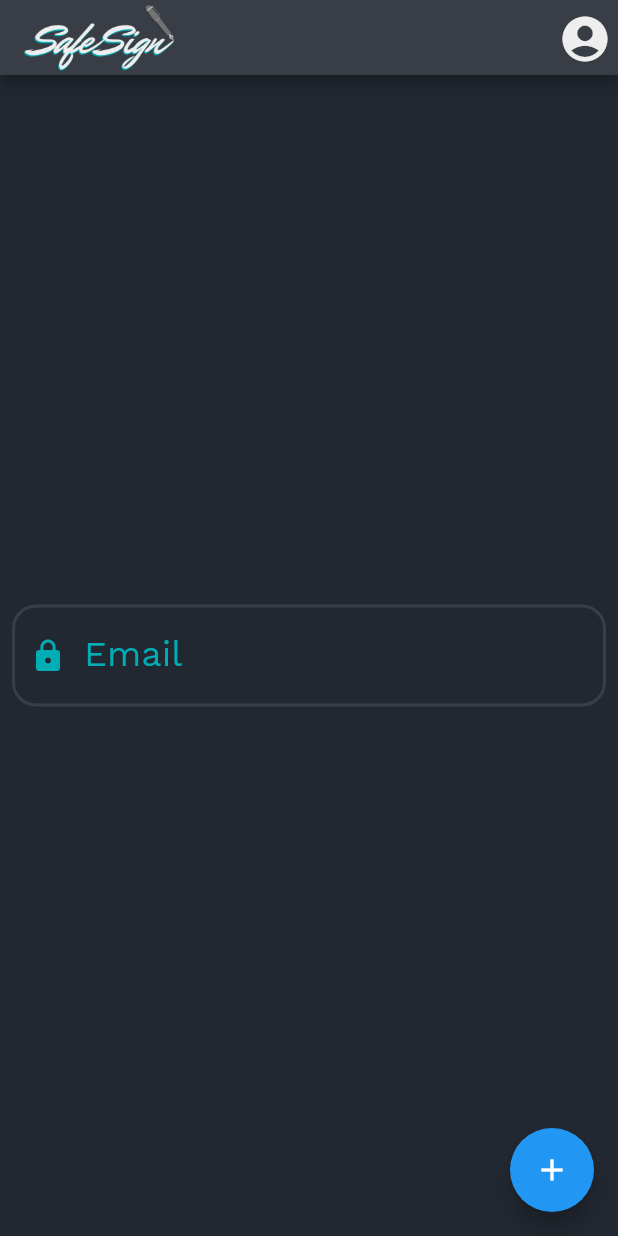
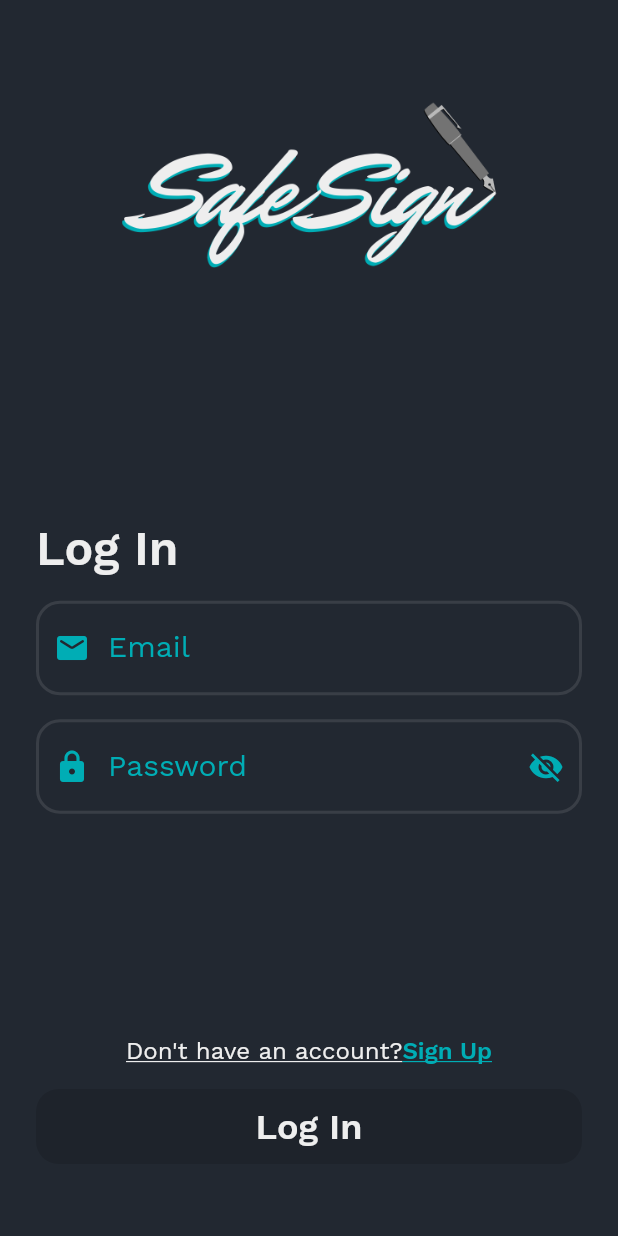
Before and after one commit to EricFrancischett/safesign, a Flutter app: the screen it shows after launch, on a phone screen of 412 x 824 dp. Run offline on Flutter 3.47's test engine with Material 2 defaults, Android fonts, the phone set to English and light mode, and no system bars; our stand-ins replace dio, firebase_core, flutter_mobx, google_fonts, hive_flutter, mobx; accounts and stored records are empty; generated files the repository leaves out were written again.

Commit message:
Login page under construction

```diff
--- /dev/null
+++ b/lib/app_widget.dart
@@ -0,0 +1,18 @@
+import 'package:flutter/material.dart';
+import 'package:safesign_app/features/login/view/login_page.dart';
+
+class AppWidget extends StatelessWidget {
+  const AppWidget({Key? key}) : super(key: key);
+
+  @override
+  Widget build(BuildContext context) {
+    return MaterialApp(
+      debugShowCheckedModeBanner: false,
+      title: 'Flutter Demo',
+      theme: ThemeData(
+        primarySwatch: Colors.blue,
+      ),
+      home: LoginPage(),
+    );
+  }
+}
--- a/lib/core/generics/resource.dart
+++ b/lib/core/generics/resource.dart
@@ -10,4 +10,4 @@ class Resource<T, E> {
   Resource.failed({this.data, this.error, this.status = Status.failed});
 }
 
-enum Status { loading, success, failed }
+enum Status {loading, success, failed}
--- a/lib/core/widgets/main_buttom.dart
+++ b/lib/core/widgets/main_buttom.dart
@@ -1,33 +1,31 @@
 import 'package:flutter/material.dart';
-import 'package:flutter/src/foundation/key.dart';
-import 'package:flutter/src/widgets/framework.dart';
 import 'package:safesign_app/core/theme/colors_app.dart';
 import 'package:safesign_app/core/theme/fonts_app.dart';
 
 class MainButtom extends StatelessWidget {
   final String text;
-  final Function() onPressed;
+  final Future Function()? onPressed;
 
   const MainButtom({Key? key, required this.text, required this.onPressed})
       : super(key: key);
 
   @override
   Widget build(BuildContext context) {
-    return Ink(
-      decoration: BoxDecoration(
-        color: ColorsApp.appBlue,
-        borderRadius: BorderRadius.circular(15),
-      ),
-      child: InkWell(
-        onTap: onPressed,
-        child: Container(
-          height: 50,
-          alignment: Alignment.center,
-          child: Text(
-            text,
-            style: FontsApp.mainFontText24.copyWith(
-                fontWeight: FontWeight.w600, color: ColorsApp.appLightGrey),
+    return SizedBox(
+      height: 50,
+      width: MediaQuery.of(context).size.width,
+      child: ElevatedButton(
+        style: ElevatedButton.styleFrom(
+          primary: ColorsApp.appBlue,
+          shape: RoundedRectangleBorder(
+            borderRadius: BorderRadius.circular(15),
           ),
+        ),
+        onPressed: onPressed,
+        child: Text(
+          text,
+          style: FontsApp.mainFontText24.copyWith(
+              fontWeight: FontWeight.w600, color: ColorsApp.appLightGrey),
         ),
       ),
     );
--- a/lib/core/widgets/main_textfield.dart
+++ b/lib/core/widgets/main_textfield.dart
@@ -1,23 +1,22 @@
 import 'package:flutter/material.dart';
-import 'package:flutter/src/foundation/key.dart';
-import 'package:flutter/src/widgets/framework.dart';
 import 'package:safesign_app/core/theme/colors_app.dart';
 import 'package:safesign_app/core/theme/fonts_app.dart';
 
-
 class MainTextField extends StatefulWidget {
-  final TextEditingController? textController;
   final String? labelText;
+  final IconButton? suffixIcon;
   final Icon? choosedIcon;
   final bool isObscure;
+  final Function(String)? onChanged;
 
-  const MainTextField(
-      {Key? key,
-      this.textController,
+  const MainTextField({
+    Key? key,
     this.labelText,
     this.choosedIcon,
-      this.isObscure = false})
-      : super(key: key);
+    this.isObscure = false,
+    this.onChanged,
+    this.suffixIcon,
+  }) : super(key: key);
 
   @override
   State<MainTextField> createState() => _MainTextFieldState();
@@ -26,15 +25,13 @@ class MainTextField extends StatefulWidget {
 class _MainTextFieldState extends State<MainTextField> {
   @override
   Widget build(BuildContext context) {
-    return Padding(
-      padding: const EdgeInsets.all(8),
-      child: TextField(
-
-        style: FontsApp.mainFontText24.copyWith(color: ColorsApp.appLightGrey),
+    return TextField(
+      onChanged: widget.onChanged,
+      style: FontsApp.mainFontText20.copyWith(color: ColorsApp.appLightGrey),
       cursorColor: ColorsApp.appBlue,
-        controller: widget.textController,
       obscureText: widget.isObscure,
       decoration: InputDecoration(
+        suffixIcon: widget.suffixIcon,
         prefixIcon: widget.choosedIcon,
         labelText: widget.labelText,
         labelStyle: TextStyle(
@@ -63,7 +60,6 @@ class _MainTextFieldState extends State<MainTextField> {
           ),
         ),
       ),
-      ),
     );
   }
 }
--- a/lib/features/home/view/widgets/custom_drawer.dart
+++ b/lib/features/home/view/widgets/custom_drawer.dart
@@ -1,8 +1,5 @@
 import 'dart:ui';
-
 import 'package:flutter/material.dart';
-import 'package:flutter/src/foundation/key.dart';
-import 'package:flutter/src/widgets/framework.dart';
 import 'package:safesign_app/core/theme/colors_app.dart';
 import 'package:safesign_app/core/theme/fonts_app.dart';
 
--- /dev/null
+++ b/lib/features/login/view/login_page.dart
@@ -0,0 +1,159 @@
+import 'package:flutter/material.dart';
+import 'package:flutter_mobx/flutter_mobx.dart';
+import 'package:safesign_app/core/theme/colors_app.dart';
+import 'package:safesign_app/core/theme/fonts_app.dart';
+import 'package:safesign_app/core/widgets/main_buttom.dart';
+import 'package:safesign_app/core/widgets/main_textfield.dart';
+import 'package:safesign_app/features/login/view/widgets/custom_error_dialog.dart';
+import '../../../core/generics/resource.dart';
+import '../../home/view/home_page.dart';
+import '../controller/login_controller.dart';
+
+class LoginPage extends StatelessWidget {
+  final _controller = LoginController();
+  LoginPage({Key? key}) : super(key: key);
+
+  @override
+  Widget build(BuildContext context) {
+    return Scaffold(
+      backgroundColor: ColorsApp.appDarkGrey,
+      body: SingleChildScrollView(
+        child: SizedBox(
+          height: MediaQuery.of(context).size.height,
+          child: Padding(
+            padding: const EdgeInsets.fromLTRB(24, 48, 24, 48),
+            child: Column(
+              mainAxisAlignment: MainAxisAlignment.spaceBetween,
+              crossAxisAlignment: CrossAxisAlignment.center,
+              children: [
+                Hero(
+                  tag: "logo",
+                  child: Image.asset(
+                    'image/NewLogoSafeSign.png',
+                    height: 150,
+                    width: 250,
+                  ),
+                ),
+                Column(
+                  crossAxisAlignment: CrossAxisAlignment.start,
+                  children: [
+                    Text(
+                      "Log In",
+                      style: FontsApp.mainFontTitle32SemiBold.copyWith(
+                        color: ColorsApp.appLightGrey,
+                      ),
+                    ),
+                    const SizedBox(
+                      height: 16,
+                    ),
+                    Observer(builder: (_) {
+                      return MainTextField(
+                        onChanged: _controller.changeEmail,
+                        labelText: "Email",
+                        choosedIcon: Icon(
+                          Icons.mail_rounded,
+                          color: ColorsApp.appBlue,
+                        ),
+                      );
+                    }),
+                    const SizedBox(
+                      height: 16,
+                    ),
+                    Observer(builder: (_) {
+                      return MainTextField(
+                        onChanged: _controller.changePassword,
+                        suffixIcon: IconButton(
+                            icon: _controller.isPasswordVisible
+                                ? Icon(
+                                    Icons.visibility,
+                                    color: ColorsApp.appBlue,
+                                  )
+                                : Icon(
+                                    Icons.visibility_off,
+                                    color: ColorsApp.appBlue,
+                                  ),
+                            onPressed: _controller.changePasswordVisibility),
+                        labelText: "Password",
+                        choosedIcon: Icon(
+                          Icons.lock_rounded,
+                          color: ColorsApp.appBlue,
+                        ),
+                        isObscure: !_controller.isPasswordVisible,
+                      );
+                    }),
+                  ],
+                ),
+                Column(
+                  children: [
+                    InkWell(
+                      onTap: () {
+                        //Navigate to RegisterPage
+                      },
+                      child: Row(
+                        mainAxisSize: MainAxisSize.min,
+                        children: [
+                          Text(
+                            "Don't have an account?",
+                            style: FontsApp.mainFontText16.copyWith(
+                              color: ColorsApp.appLightGrey,
+                              decoration: TextDecoration.underline,
+                            ),
+                          ),
+                          Text(
+                            "Sign Up",
+                            style: FontsApp.mainFontText16.copyWith(
+                              color: ColorsApp.appBlue,
+                              decoration: TextDecoration.underline,
+                              fontWeight: FontWeight.w600,
+                            ),
+                          ),
+                        ],
+                      ),
+                    ),
+                    const SizedBox(
+                      height: 16,
+                    ),
+                    Observer(builder: (_) {
+                      return MainButtom(
+                        text: "Log In",
+                        onPressed: _controller.areCredentialsValid
+                            ? () async {
+                                _controller.setButtonToLoadingStatus();
+                                final resource = await _controller.loginUser();
+                                if (resource.hasError) {
+                                  await showDialog(
+                                          context: context,
+                                          builder: (context) {
+                                            return CustomErrorDialog(
+                                              errorMessage:
+                                                  resource.error.toString(),
+                                              onPressed: () =>
+                                                  Navigator.pop(context),
+                                            );
+                                          })
+                                      .then((_) => _controller
+                                          .isButtonAtLoadingStatus = false);
+                                }
+                                if (resource.status == Status.success) {
+                                  // ignore: use_build_context_synchronously
+                                  await Navigator.pushReplacement(
+                                    context,
+                                    MaterialPageRoute(
+                                      builder: (context) => const HomePage(),
+                                    ),
+                                  );
+                                }
+                              }
+                            : null,
+                      );
+                    }),
+                  ],
+                ),
+              ],
+            ),
+          ),
+        ),
+      ),
+    );
+  }
+}
--- a/lib/main.dart
+++ b/lib/main.dart
@@ -1,74 +1,12 @@
+import 'package:firebase_core/firebase_core.dart';
 import 'package:flutter/material.dart';
-import 'package:safesign_app/core/theme/colors_app.dart';
-import 'package:safesign_app/core/widgets/main_textfield.dart';
-import 'package:safesign_app/widgets/custom_appbar.dart';
-import 'features/home/view/widgets/custom_drawer.dart';
+import 'package:hive_flutter/hive_flutter.dart';
+import 'app_widget.dart';
 
-void main() {
-  runApp(const MyApp());
+void main() async {
+  await WidgetsFlutterBinding.ensureInitialized();
+  await Firebase.initializeApp();
+  await Hive.initFlutter();
+  await Hive.openBox<String>('credentials');
+  runApp(const AppWidget());
 }
-
-class MyApp extends StatelessWidget {
-  const MyApp({Key? key}) : super(key: key);
-
-  @override
-  Widget build(BuildContext context) {
-    return MaterialApp(
-      debugShowCheckedModeBanner: false,
-      title: 'Flutter Demo',
-      theme: ThemeData(
-        primarySwatch: Colors.blue,
-      ),
-      home: const MyHomePage(title: 'Flutter Demo Home Page'),
-    );
-  }
-}
-
-class MyHomePage extends StatefulWidget {
-  const MyHomePage({Key? key, required this.title}) : super(key: key);
-
-  final String title;
-
-  @override
-  State<MyHomePage> createState() => _MyHomePageState();
-}
-
-class _MyHomePageState extends State<MyHomePage> {
-  int _counter = 0;
-
-  void _incrementCounter() {
-    setState(() {
-      _counter++;
-    });
-  }
-
-  @override
-  Widget build(BuildContext context) {
-    final emailController = TextEditingController();
-
-    return Scaffold(
-      backgroundColor: ColorsApp.appDarkGrey,
-      appBar: const CustomAppBar(),
-      endDrawer: const CustomDrawer(firstName: "Eric", lastName: "Francischett", id: "1988069"),
-
-      body: Center(
-        child: Column(
-          mainAxisAlignment: MainAxisAlignment.center,
-
-          children: <Widget>[
-            MainTextField(
-              textController: emailController,
-              labelText: 'Email',
-              choosedIcon: Icon(Icons.lock, color: ColorsApp.appBlue,),
-            )
-          ],
-        ),
-      ),
-      floatingActionButton: FloatingActionButton(
-        onPressed: _incrementCounter,
-        tooltip: 'Increment',
-        child: const Icon(Icons.add),
-      ),
-    );
-  }
-}
--- a/lib/widgets/custom_appbar.dart
+++ b/lib/widgets/custom_appbar.dart
@@ -1,6 +1,4 @@
 import 'package:flutter/material.dart';
-import 'package:flutter/src/foundation/key.dart';
-import 'package:flutter/src/widgets/framework.dart';
 import 'package:safesign_app/core/theme/colors_app.dart';
 
 class CustomAppBar extends StatefulWidget with PreferredSizeWidget {
--- a/pubspec.yaml
+++ b/pubspec.yaml
@@ -41,6 +41,7 @@ dependencies:
   hive_flutter: ^1.1.0
   lottie: ^1.3.0
   mobx: ^2.0.7+2
+  firebase_core: ^1.17.0
 
 dev_dependencies:
   flutter_test:
```
Also changed, not shown: lib/core/widgets/custom_appbar.dart (+8 -8 lines), lib/features/home/view/home_page.dart (added, +16 -0 lines), lib/features/login/controller/login_controller.dart (added, +65 -0 lines), lib/features/login/view/widgets/custom_error_dialog.dart (added, +42 -0 lines), lib/features/login/controller/login_controller.g.dart (added), pubspec.lock, 5 other files. Lines whose indentation alone changed are shown as unchanged.
